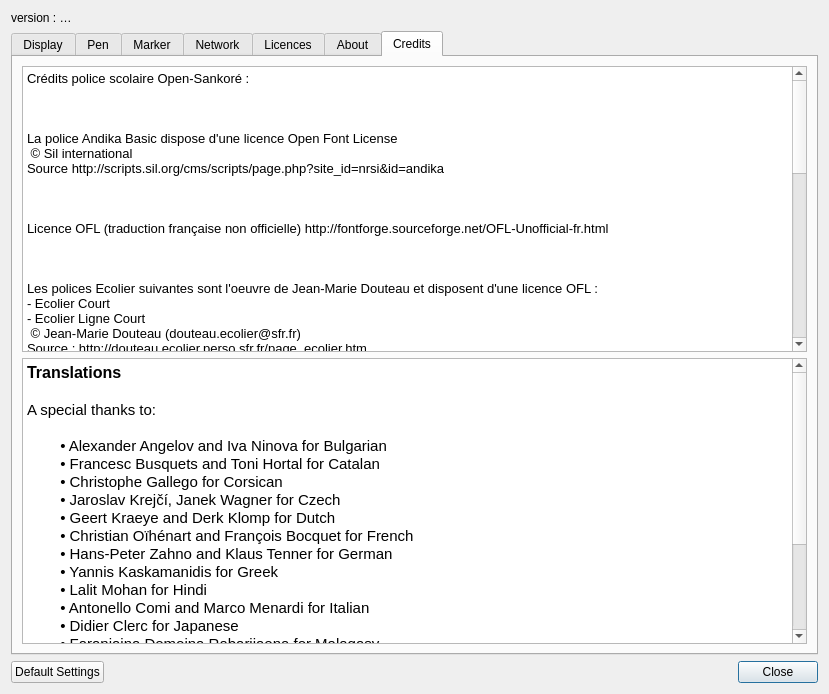
The window that resources/forms/preferences.ui (Sankore/Sankore-3.1) describes before a commit, drawn with Qt 5.
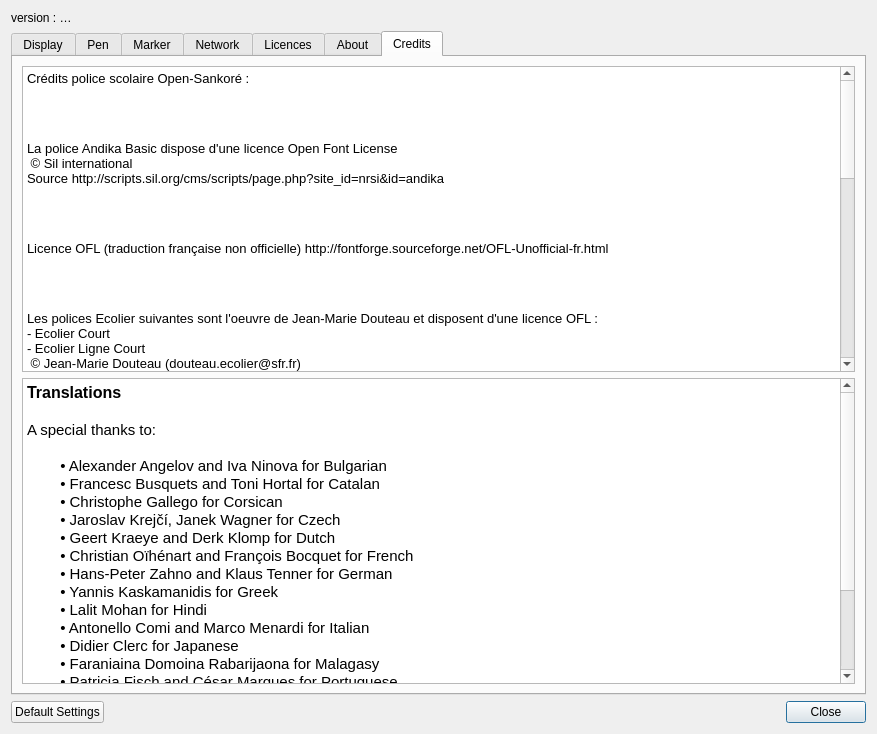
The same window after the commit. The open tabs and pages were chosen to show the change.

Commit message: updated release note and version on the about panel

The edit to the form file:
```diff
--- a/resources/forms/preferences.ui
+++ b/resources/forms/preferences.ui
@@ -6,8 +6,8 @@
    <rect>
     <x>0</x>
     <y>0</y>
-    <width>829</width>
-    <height>694</height>
+    <width>877</width>
+    <height>734</height>
    </rect>
   </property>
   <property name="windowTitle">
@@ -2630,52 +2630,52 @@
           <string notr="true">&lt;!DOCTYPE HTML PUBLIC &quot;-//W3C//DTD HTML 4.0//EN&quot; &quot;http://www.w3.org/TR/REC-html40/strict.dtd&quot;&gt;
 &lt;html&gt;&lt;head&gt;&lt;meta name=&quot;qrichtext&quot; content=&quot;1&quot; /&gt;&lt;style type=&quot;text/css&quot;&gt;
 p, li { white-space: pre-wrap; }
-&lt;/style&gt;&lt;/head&gt;&lt;body style=&quot; font-family:'Cantarell'; font-size:10pt; font-weight:400; font-style:normal;&quot;&gt;
-&lt;p style=&quot; margin-top:0px; margin-bottom:0px; margin-left:0px; margin-right:0px; -qt-block-indent:0; text-indent:0px;&quot;&gt;&lt;span style=&quot; font-family:'Ubuntu';&quot;&gt;Crédits police scolaire Open-Sankoré : &lt;/span&gt;&lt;/p&gt;
-&lt;p style=&quot;-qt-paragraph-type:empty; margin-top:0px; margin-bottom:0px; margin-left:0px; margin-right:0px; -qt-block-indent:0; text-indent:0px; font-family:'Ubuntu';&quot;&gt;&lt;br /&gt;&lt;/p&gt;
-&lt;p style=&quot; margin-top:0px; margin-bottom:0px; margin-left:0px; margin-right:0px; -qt-block-indent:0; text-indent:0px;&quot;&gt;&lt;span style=&quot; font-family:'Ubuntu';&quot;&gt;&lt;br /&gt;&lt;/span&gt;&lt;/p&gt;
-&lt;p style=&quot; margin-top:0px; margin-bottom:0px; margin-left:0px; margin-right:0px; -qt-block-indent:0; text-indent:0px;&quot;&gt;&lt;span style=&quot; font-family:'Ubuntu';&quot;&gt;La police Andika Basic dispose d'une licence Open Font License &lt;/span&gt;&lt;/p&gt;
-&lt;p style=&quot; margin-top:0px; margin-bottom:0px; margin-left:0px; margin-right:0px; -qt-block-indent:0; text-indent:0px;&quot;&gt;&lt;span style=&quot; font-family:'Ubuntu';&quot;&gt; © Sil international&lt;/span&gt;&lt;/p&gt;
-&lt;p style=&quot; margin-top:0px; margin-bottom:0px; margin-left:0px; margin-right:0px; -qt-block-indent:0; text-indent:0px;&quot;&gt;&lt;span style=&quot; font-family:'Ubuntu';&quot;&gt;Source http://scripts.sil.org/cms/scripts/page.php?site_id=nrsi&amp;amp;id=andika&lt;/span&gt;&lt;/p&gt;
-&lt;p style=&quot;-qt-paragraph-type:empty; margin-top:0px; margin-bottom:0px; margin-left:0px; margin-right:0px; -qt-block-indent:0; text-indent:0px; font-family:'Ubuntu';&quot;&gt;&lt;br /&gt;&lt;/p&gt;
-&lt;p style=&quot; margin-top:0px; margin-bottom:0px; margin-left:0px; margin-right:0px; -qt-block-indent:0; text-indent:0px;&quot;&gt;&lt;span style=&quot; font-family:'Ubuntu';&quot;&gt;&lt;br /&gt;&lt;/span&gt;&lt;/p&gt;
-&lt;p style=&quot; margin-top:0px; margin-bottom:0px; margin-left:0px; margin-right:0px; -qt-block-indent:0; text-indent:0px;&quot;&gt;&lt;span style=&quot; font-family:'Ubuntu';&quot;&gt;Licence OFL (traduction française non officielle) http://fontforge.sourceforge.net/OFL-Unofficial-fr.html&lt;/span&gt;&lt;/p&gt;
-&lt;p style=&quot;-qt-paragraph-type:empty; margin-top:0px; margin-bottom:0px; margin-left:0px; margin-right:0px; -qt-block-indent:0; text-indent:0px; font-family:'Ubuntu';&quot;&gt;&lt;br /&gt;&lt;/p&gt;
-&lt;p style=&quot; margin-top:0px; margin-bottom:0px; margin-left:0px; margin-right:0px; -qt-block-indent:0; text-indent:0px;&quot;&gt;&lt;span style=&quot; font-family:'Ubuntu';&quot;&gt;&lt;br /&gt;&lt;/span&gt;&lt;/p&gt;
-&lt;p style=&quot; margin-top:0px; margin-bottom:0px; margin-left:0px; margin-right:0px; -qt-block-indent:0; text-indent:0px;&quot;&gt;&lt;span style=&quot; font-family:'Ubuntu';&quot;&gt;Les polices Ecolier suivantes sont l'oeuvre de Jean-Marie Douteau et disposent d'une licence OFL : &lt;/span&gt;&lt;/p&gt;
-&lt;p style=&quot; margin-top:0px; margin-bottom:0px; margin-left:0px; margin-right:0px; -qt-block-indent:0; text-indent:0px;&quot;&gt;&lt;span style=&quot; font-family:'Ubuntu';&quot;&gt;- Ecolier Court &lt;/span&gt;&lt;/p&gt;
-&lt;p style=&quot; margin-top:0px; margin-bottom:0px; margin-left:0px; margin-right:0px; -qt-block-indent:0; text-indent:0px;&quot;&gt;&lt;span style=&quot; font-family:'Ubuntu';&quot;&gt;- Ecolier Ligne Court&lt;/span&gt;&lt;/p&gt;
-&lt;p style=&quot; margin-top:0px; margin-bottom:0px; margin-left:0px; margin-right:0px; -qt-block-indent:0; text-indent:0px;&quot;&gt;&lt;span style=&quot; font-family:'Ubuntu';&quot;&gt; © Jean-Marie Douteau (douteau.ecolier@sfr.fr)&lt;/span&gt;&lt;/p&gt;
-&lt;p style=&quot; margin-top:0px; margin-bottom:0px; margin-left:0px; margin-right:0px; -qt-block-indent:0; text-indent:0px;&quot;&gt;&lt;span style=&quot; font-family:'Ubuntu';&quot;&gt;Source : http://douteau.ecolier.perso.sfr.fr/page_ecolier.htm&lt;/span&gt;&lt;/p&gt;
-&lt;p style=&quot;-qt-paragraph-type:empty; margin-top:0px; margin-bottom:0px; margin-left:0px; margin-right:0px; -qt-block-indent:0; text-indent:0px; font-family:'Ubuntu';&quot;&gt;&lt;br /&gt;&lt;/p&gt;
-&lt;p style=&quot; margin-top:0px; margin-bottom:0px; margin-left:0px; margin-right:0px; -qt-block-indent:0; text-indent:0px;&quot;&gt;&lt;span style=&quot; font-family:'Ubuntu';&quot;&gt;&lt;br /&gt;&lt;/span&gt;&lt;/p&gt;
-&lt;p style=&quot; margin-top:0px; margin-bottom:0px; margin-left:0px; margin-right:0px; -qt-block-indent:0; text-indent:0px;&quot;&gt;&lt;span style=&quot; font-family:'Ubuntu';&quot;&gt;Les polices Ecolier suivantes sont l'oeuvre de Jean-Marie Douteau et disposent d'une licence Creative Commons BY NC ND :&lt;/span&gt;&lt;/p&gt;
-&lt;p style=&quot; margin-top:0px; margin-bottom:0px; margin-left:0px; margin-right:0px; -qt-block-indent:0; text-indent:0px;&quot;&gt;&lt;span style=&quot; font-family:'Ubuntu';&quot;&gt;- Ecolier lignes pointillés&lt;/span&gt;&lt;/p&gt;
-&lt;p style=&quot; margin-top:0px; margin-bottom:0px; margin-left:0px; margin-right:0px; -qt-block-indent:0; text-indent:0px;&quot;&gt;&lt;span style=&quot; font-family:'Ubuntu';&quot;&gt;- Écolier pointillés&lt;/span&gt;&lt;/p&gt;
-&lt;p style=&quot; margin-top:0px; margin-bottom:0px; margin-left:0px; margin-right:0px; -qt-block-indent:0; text-indent:0px;&quot;&gt;&lt;span style=&quot; font-family:'Ubuntu';&quot;&gt;- Écolier CP&lt;/span&gt;&lt;/p&gt;
-&lt;p style=&quot; margin-top:0px; margin-bottom:0px; margin-left:0px; margin-right:0px; -qt-block-indent:0; text-indent:0px;&quot;&gt;&lt;span style=&quot; font-family:'Ubuntu';&quot;&gt;- Écolier CP pointillés&lt;/span&gt;&lt;/p&gt;
-&lt;p style=&quot; margin-top:0px; margin-bottom:0px; margin-left:0px; margin-right:0px; -qt-block-indent:0; text-indent:0px;&quot;&gt;&lt;span style=&quot; font-family:'Ubuntu';&quot;&gt; © Jean-Marie Douteau (douteau.ecolier@sfr.fr)&lt;/span&gt;&lt;/p&gt;
-&lt;p style=&quot; margin-top:0px; margin-bottom:0px; margin-left:0px; margin-right:0px; -qt-block-indent:0; text-indent:0px;&quot;&gt;&lt;span style=&quot; font-family:'Ubuntu';&quot;&gt;Source : http://douteau.ecolier.perso.sfr.fr/page_ecolier.htm&lt;/span&gt;&lt;/p&gt;
-&lt;p style=&quot;-qt-paragraph-type:empty; margin-top:0px; margin-bottom:0px; margin-left:0px; margin-right:0px; -qt-block-indent:0; text-indent:0px; font-family:'Ubuntu';&quot;&gt;&lt;br /&gt;&lt;/p&gt;
-&lt;p style=&quot; margin-top:0px; margin-bottom:0px; margin-left:0px; margin-right:0px; -qt-block-indent:0; text-indent:0px;&quot;&gt;&lt;span style=&quot; font-family:'Ubuntu';&quot;&gt;&lt;br /&gt;&lt;/span&gt;&lt;/p&gt;
-&lt;p style=&quot; margin-top:0px; margin-bottom:0px; margin-left:0px; margin-right:0px; -qt-block-indent:0; text-indent:0px;&quot;&gt;&lt;span style=&quot; font-family:'Ubuntu';&quot;&gt;Les polices Cursive sont l'oeuvre d'Antoine Fetet (antoine.fetet@laposte.net) à partir d'une police proposée par Jean-Claude Gineau&lt;/span&gt;&lt;/p&gt;
-&lt;p style=&quot; margin-top:0px; margin-bottom:0px; margin-left:0px; margin-right:0px; -qt-block-indent:0; text-indent:0px;&quot;&gt;&lt;span style=&quot; font-family:'Ubuntu';&quot;&gt;Source : http://lps13.free.fr/contenu/construire/Cursive_standard.zip et http://fr.fontriver.com/font/gino_school_script/&lt;/span&gt;&lt;/p&gt;
-&lt;p style=&quot; margin-top:0px; margin-bottom:0px; margin-left:0px; margin-right:0px; -qt-block-indent:0; text-indent:0px;&quot;&gt;&lt;span style=&quot; font-family:'Ubuntu';&quot;&gt;L'auteur en autorise l'utilisation dans le cadre du logiciel open-Sankoré pour un usage non commercial&lt;/span&gt;&lt;/p&gt;
-&lt;p style=&quot;-qt-paragraph-type:empty; margin-top:0px; margin-bottom:0px; margin-left:0px; margin-right:0px; -qt-block-indent:0; text-indent:0px; font-family:'Ubuntu';&quot;&gt;&lt;br /&gt;&lt;/p&gt;
-&lt;p style=&quot; margin-top:0px; margin-bottom:0px; margin-left:0px; margin-right:0px; -qt-block-indent:0; text-indent:0px;&quot;&gt;&lt;span style=&quot; font-family:'Ubuntu';&quot;&gt;&lt;br /&gt;&lt;/span&gt;&lt;/p&gt;
-&lt;p style=&quot; margin-top:0px; margin-bottom:0px; margin-left:0px; margin-right:0px; -qt-block-indent:0; text-indent:0px;&quot;&gt;&lt;span style=&quot; font-family:'Ubuntu';&quot;&gt;Les polices Script (Ecole et CaseEcole) sont l'oeuvre d'Henri Rogelet&lt;/span&gt;&lt;/p&gt;
-&lt;p style=&quot; margin-top:0px; margin-bottom:0px; margin-left:0px; margin-right:0px; -qt-block-indent:0; text-indent:0px;&quot;&gt;&lt;span style=&quot; font-family:'Ubuntu';&quot;&gt;Source : http://pointecole.free.fr/polices/SCRIPTCO.zip&lt;/span&gt;&lt;/p&gt;
-&lt;p style=&quot; margin-top:0px; margin-bottom:0px; margin-left:0px; margin-right:0px; -qt-block-indent:0; text-indent:0px;&quot;&gt;&lt;span style=&quot; font-family:'Ubuntu';&quot;&gt;Source : http://pointecole.free.fr/polices/SCRIPTCA.zip&lt;/span&gt;&lt;/p&gt;
-&lt;p style=&quot; margin-top:0px; margin-bottom:0px; margin-left:0px; margin-right:0px; -qt-block-indent:0; text-indent:0px;&quot;&gt;&lt;span style=&quot; font-family:'Ubuntu';&quot;&gt; © Henri Rogelet &amp;lt;h.rogelet@free.fr&amp;gt;&lt;/span&gt;&lt;/p&gt;
-&lt;p style=&quot; margin-top:0px; margin-bottom:0px; margin-left:0px; margin-right:0px; -qt-block-indent:0; text-indent:0px;&quot;&gt;&lt;span style=&quot; font-family:'Ubuntu';&quot;&gt;Autorisation pour un usage non commercial&lt;/span&gt;&lt;/p&gt;
-&lt;p style=&quot; margin-top:0px; margin-bottom:0px; margin-left:0px; margin-right:0px; -qt-block-indent:0; text-indent:0px;&quot;&gt;&lt;span style=&quot; font-family:'Ubuntu';&quot;&gt;Source : http://pointecole.free.fr/polices.html&lt;/span&gt;&lt;/p&gt;
-&lt;p style=&quot;-qt-paragraph-type:empty; margin-top:0px; margin-bottom:0px; margin-left:0px; margin-right:0px; -qt-block-indent:0; text-indent:0px; font-family:'Ubuntu';&quot;&gt;&lt;br /&gt;&lt;/p&gt;
-&lt;p style=&quot; margin-top:0px; margin-bottom:0px; margin-left:0px; margin-right:0px; -qt-block-indent:0; text-indent:0px;&quot;&gt;&lt;span style=&quot; font-family:'Ubuntu';&quot;&gt;&lt;br /&gt;&lt;/span&gt;&lt;/p&gt;
-&lt;p style=&quot; margin-top:0px; margin-bottom:0px; margin-left:0px; margin-right:0px; -qt-block-indent:0; text-indent:0px;&quot;&gt;&lt;span style=&quot; font-family:'Ubuntu';&quot;&gt;La police phonétique, Alphonet est l'oeuvre d'Henri Rogelet&lt;/span&gt;&lt;/p&gt;
-&lt;p style=&quot; margin-top:0px; margin-bottom:0px; margin-left:0px; margin-right:0px; -qt-block-indent:0; text-indent:0px;&quot;&gt;&lt;span style=&quot; font-family:'Ubuntu';&quot;&gt;Source : http://pointecole.free.fr/polices/ALPHONET.zip&lt;/span&gt;&lt;/p&gt;
-&lt;p style=&quot; margin-top:0px; margin-bottom:0px; margin-left:0px; margin-right:0px; -qt-block-indent:0; text-indent:0px;&quot;&gt;&lt;span style=&quot; font-family:'Ubuntu';&quot;&gt; © Henri Rogelet &amp;lt;h.rogelet@free.fr&amp;gt;&lt;/span&gt;&lt;/p&gt;
-&lt;p style=&quot; margin-top:0px; margin-bottom:0px; margin-left:0px; margin-right:0px; -qt-block-indent:0; text-indent:0px;&quot;&gt;&lt;span style=&quot; font-family:'Ubuntu';&quot;&gt;Autorisation pour un usage non commercial&lt;/span&gt;&lt;/p&gt;
-&lt;p style=&quot; margin-top:0px; margin-bottom:0px; margin-left:0px; margin-right:0px; -qt-block-indent:0; text-indent:0px;&quot;&gt;&lt;span style=&quot; font-family:'Ubuntu';&quot;&gt;Source : http://pointecole.free.fr/polices.html&lt;/span&gt;&lt;/p&gt;&lt;/body&gt;&lt;/html&gt;</string>
+&lt;/style&gt;&lt;/head&gt;&lt;body style=&quot; font-family:'Lucida Grande'; font-size:13pt; font-weight:400; font-style:normal;&quot;&gt;
+&lt;p style=&quot; margin-top:0px; margin-bottom:0px; margin-left:0px; margin-right:0px; -qt-block-indent:0; text-indent:0px;&quot;&gt;&lt;span style=&quot; font-family:'Ubuntu'; font-size:10pt;&quot;&gt;Crédits police scolaire Open-Sankoré : &lt;/span&gt;&lt;/p&gt;
+&lt;p style=&quot;-qt-paragraph-type:empty; margin-top:0px; margin-bottom:0px; margin-left:0px; margin-right:0px; -qt-block-indent:0; text-indent:0px; font-family:'Ubuntu'; font-size:10pt;&quot;&gt;&lt;br /&gt;&lt;/p&gt;
+&lt;p style=&quot; margin-top:0px; margin-bottom:0px; margin-left:0px; margin-right:0px; -qt-block-indent:0; text-indent:0px;&quot;&gt;&lt;span style=&quot; font-family:'Ubuntu'; font-size:10pt;&quot;&gt;&lt;br /&gt;&lt;/span&gt;&lt;/p&gt;
+&lt;p style=&quot; margin-top:0px; margin-bottom:0px; margin-left:0px; margin-right:0px; -qt-block-indent:0; text-indent:0px;&quot;&gt;&lt;span style=&quot; font-family:'Ubuntu'; font-size:10pt;&quot;&gt;La police Andika Basic dispose d'une licence Open Font License &lt;/span&gt;&lt;/p&gt;
+&lt;p style=&quot; margin-top:0px; margin-bottom:0px; margin-left:0px; margin-right:0px; -qt-block-indent:0; text-indent:0px;&quot;&gt;&lt;span style=&quot; font-family:'Ubuntu'; font-size:10pt;&quot;&gt; © Sil international&lt;/span&gt;&lt;/p&gt;
+&lt;p style=&quot; margin-top:0px; margin-bottom:0px; margin-left:0px; margin-right:0px; -qt-block-indent:0; text-indent:0px;&quot;&gt;&lt;span style=&quot; font-family:'Ubuntu'; font-size:10pt;&quot;&gt;Source http://scripts.sil.org/cms/scripts/page.php?site_id=nrsi&amp;amp;id=andika&lt;/span&gt;&lt;/p&gt;
+&lt;p style=&quot;-qt-paragraph-type:empty; margin-top:0px; margin-bottom:0px; margin-left:0px; margin-right:0px; -qt-block-indent:0; text-indent:0px; font-family:'Ubuntu'; font-size:10pt;&quot;&gt;&lt;br /&gt;&lt;/p&gt;
+&lt;p style=&quot; margin-top:0px; margin-bottom:0px; margin-left:0px; margin-right:0px; -qt-block-indent:0; text-indent:0px;&quot;&gt;&lt;span style=&quot; font-family:'Ubuntu'; font-size:10pt;&quot;&gt;&lt;br /&gt;&lt;/span&gt;&lt;/p&gt;
+&lt;p style=&quot; margin-top:0px; margin-bottom:0px; margin-left:0px; margin-right:0px; -qt-block-indent:0; text-indent:0px;&quot;&gt;&lt;span style=&quot; font-family:'Ubuntu'; font-size:10pt;&quot;&gt;Licence OFL (traduction française non officielle) http://fontforge.sourceforge.net/OFL-Unofficial-fr.html&lt;/span&gt;&lt;/p&gt;
+&lt;p style=&quot;-qt-paragraph-type:empty; margin-top:0px; margin-bottom:0px; margin-left:0px; margin-right:0px; -qt-block-indent:0; text-indent:0px; font-family:'Ubuntu'; font-size:10pt;&quot;&gt;&lt;br /&gt;&lt;/p&gt;
+&lt;p style=&quot; margin-top:0px; margin-bottom:0px; margin-left:0px; margin-right:0px; -qt-block-indent:0; text-indent:0px;&quot;&gt;&lt;span style=&quot; font-family:'Ubuntu'; font-size:10pt;&quot;&gt;&lt;br /&gt;&lt;/span&gt;&lt;/p&gt;
+&lt;p style=&quot; margin-top:0px; margin-bottom:0px; margin-left:0px; margin-right:0px; -qt-block-indent:0; text-indent:0px;&quot;&gt;&lt;span style=&quot; font-family:'Ubuntu'; font-size:10pt;&quot;&gt;Les polices Ecolier suivantes sont l'oeuvre de Jean-Marie Douteau et disposent d'une licence OFL : &lt;/span&gt;&lt;/p&gt;
+&lt;p style=&quot; margin-top:0px; margin-bottom:0px; margin-left:0px; margin-right:0px; -qt-block-indent:0; text-indent:0px;&quot;&gt;&lt;span style=&quot; font-family:'Ubuntu'; font-size:10pt;&quot;&gt;- Ecolier Court &lt;/span&gt;&lt;/p&gt;
+&lt;p style=&quot; margin-top:0px; margin-bottom:0px; margin-left:0px; margin-right:0px; -qt-block-indent:0; text-indent:0px;&quot;&gt;&lt;span style=&quot; font-family:'Ubuntu'; font-size:10pt;&quot;&gt;- Ecolier Ligne Court&lt;/span&gt;&lt;/p&gt;
+&lt;p style=&quot; margin-top:0px; margin-bottom:0px; margin-left:0px; margin-right:0px; -qt-block-indent:0; text-indent:0px;&quot;&gt;&lt;span style=&quot; font-family:'Ubuntu'; font-size:10pt;&quot;&gt; © Jean-Marie Douteau (douteau.ecolier@sfr.fr)&lt;/span&gt;&lt;/p&gt;
+&lt;p style=&quot; margin-top:0px; margin-bottom:0px; margin-left:0px; margin-right:0px; -qt-block-indent:0; text-indent:0px;&quot;&gt;&lt;span style=&quot; font-family:'Ubuntu'; font-size:10pt;&quot;&gt;Source : http://douteau.ecolier.perso.sfr.fr/page_ecolier.htm&lt;/span&gt;&lt;/p&gt;
+&lt;p style=&quot;-qt-paragraph-type:empty; margin-top:0px; margin-bottom:0px; margin-left:0px; margin-right:0px; -qt-block-indent:0; text-indent:0px; font-family:'Ubuntu'; font-size:10pt;&quot;&gt;&lt;br /&gt;&lt;/p&gt;
+&lt;p style=&quot; margin-top:0px; margin-bottom:0px; margin-left:0px; margin-right:0px; -qt-block-indent:0; text-indent:0px;&quot;&gt;&lt;span style=&quot; font-family:'Ubuntu'; font-size:10pt;&quot;&gt;&lt;br /&gt;&lt;/span&gt;&lt;/p&gt;
+&lt;p style=&quot; margin-top:0px; margin-bottom:0px; margin-left:0px; margin-right:0px; -qt-block-indent:0; text-indent:0px;&quot;&gt;&lt;span style=&quot; font-family:'Ubuntu'; font-size:10pt;&quot;&gt;Les polices Ecolier suivantes sont l'oeuvre de Jean-Marie Douteau et disposent d'une licence Creative Commons BY NC ND :&lt;/span&gt;&lt;/p&gt;
+&lt;p style=&quot; margin-top:0px; margin-bottom:0px; margin-left:0px; margin-right:0px; -qt-block-indent:0; text-indent:0px;&quot;&gt;&lt;span style=&quot; font-family:'Ubuntu'; font-size:10pt;&quot;&gt;- Ecolier lignes pointillés&lt;/span&gt;&lt;/p&gt;
+&lt;p style=&quot; margin-top:0px; margin-bottom:0px; margin-left:0px; margin-right:0px; -qt-block-indent:0; text-indent:0px;&quot;&gt;&lt;span style=&quot; font-family:'Ubuntu'; font-size:10pt;&quot;&gt;- Écolier pointillés&lt;/span&gt;&lt;/p&gt;
+&lt;p style=&quot; margin-top:0px; margin-bottom:0px; margin-left:0px; margin-right:0px; -qt-block-indent:0; text-indent:0px;&quot;&gt;&lt;span style=&quot; font-family:'Ubuntu'; font-size:10pt;&quot;&gt;- Écolier CP&lt;/span&gt;&lt;/p&gt;
+&lt;p style=&quot; margin-top:0px; margin-bottom:0px; margin-left:0px; margin-right:0px; -qt-block-indent:0; text-indent:0px;&quot;&gt;&lt;span style=&quot; font-family:'Ubuntu'; font-size:10pt;&quot;&gt;- Écolier CP pointillés&lt;/span&gt;&lt;/p&gt;
+&lt;p style=&quot; margin-top:0px; margin-bottom:0px; margin-left:0px; margin-right:0px; -qt-block-indent:0; text-indent:0px;&quot;&gt;&lt;span style=&quot; font-family:'Ubuntu'; font-size:10pt;&quot;&gt; © Jean-Marie Douteau (douteau.ecolier@sfr.fr)&lt;/span&gt;&lt;/p&gt;
+&lt;p style=&quot; margin-top:0px; margin-bottom:0px; margin-left:0px; margin-right:0px; -qt-block-indent:0; text-indent:0px;&quot;&gt;&lt;span style=&quot; font-family:'Ubuntu'; font-size:10pt;&quot;&gt;Source : http://douteau.ecolier.perso.sfr.fr/page_ecolier.htm&lt;/span&gt;&lt;/p&gt;
+&lt;p style=&quot;-qt-paragraph-type:empty; margin-top:0px; margin-bottom:0px; margin-left:0px; margin-right:0px; -qt-block-indent:0; text-indent:0px; font-family:'Ubuntu'; font-size:10pt;&quot;&gt;&lt;br /&gt;&lt;/p&gt;
+&lt;p style=&quot; margin-top:0px; margin-bottom:0px; margin-left:0px; margin-right:0px; -qt-block-indent:0; text-indent:0px;&quot;&gt;&lt;span style=&quot; font-family:'Ubuntu'; font-size:10pt;&quot;&gt;&lt;br /&gt;&lt;/span&gt;&lt;/p&gt;
+&lt;p style=&quot; margin-top:0px; margin-bottom:0px; margin-left:0px; margin-right:0px; -qt-block-indent:0; text-indent:0px;&quot;&gt;&lt;span style=&quot; font-family:'Ubuntu'; font-size:10pt;&quot;&gt;Les polices Cursive sont l'oeuvre d'Antoine Fetet (antoine.fetet@laposte.net) à partir d'une police proposée par Jean-Claude Gineau&lt;/span&gt;&lt;/p&gt;
+&lt;p style=&quot; margin-top:0px; margin-bottom:0px; margin-left:0px; margin-right:0px; -qt-block-indent:0; text-indent:0px;&quot;&gt;&lt;span style=&quot; font-family:'Ubuntu'; font-size:10pt;&quot;&gt;Source : http://lps13.free.fr/contenu/construire/Cursive_standard.zip et http://fr.fontriver.com/font/gino_school_script/&lt;/span&gt;&lt;/p&gt;
+&lt;p style=&quot; margin-top:0px; margin-bottom:0px; margin-left:0px; margin-right:0px; -qt-block-indent:0; text-indent:0px;&quot;&gt;&lt;span style=&quot; font-family:'Ubuntu'; font-size:10pt;&quot;&gt;L'auteur en autorise l'utilisation dans le cadre du logiciel open-Sankoré pour un usage non commercial&lt;/span&gt;&lt;/p&gt;
+&lt;p style=&quot;-qt-paragraph-type:empty; margin-top:0px; margin-bottom:0px; margin-left:0px; margin-right:0px; -qt-block-indent:0; text-indent:0px; font-family:'Ubuntu'; font-size:10pt;&quot;&gt;&lt;br /&gt;&lt;/p&gt;
+&lt;p style=&quot; margin-top:0px; margin-bottom:0px; margin-left:0px; margin-right:0px; -qt-block-indent:0; text-indent:0px;&quot;&gt;&lt;span style=&quot; font-family:'Ubuntu'; font-size:10pt;&quot;&gt;&lt;br /&gt;&lt;/span&gt;&lt;/p&gt;
+&lt;p style=&quot; margin-top:0px; margin-bottom:0px; margin-left:0px; margin-right:0px; -qt-block-indent:0; text-indent:0px;&quot;&gt;&lt;span style=&quot; font-family:'Ubuntu'; font-size:10pt;&quot;&gt;Les polices Script (Ecole et CaseEcole) sont l'oeuvre d'Henri Rogelet&lt;/span&gt;&lt;/p&gt;
+&lt;p style=&quot; margin-top:0px; margin-bottom:0px; margin-left:0px; margin-right:0px; -qt-block-indent:0; text-indent:0px;&quot;&gt;&lt;span style=&quot; font-family:'Ubuntu'; font-size:10pt;&quot;&gt;Source : http://pointecole.free.fr/polices/SCRIPTCO.zip&lt;/span&gt;&lt;/p&gt;
+&lt;p style=&quot; margin-top:0px; margin-bottom:0px; margin-left:0px; margin-right:0px; -qt-block-indent:0; text-indent:0px;&quot;&gt;&lt;span style=&quot; font-family:'Ubuntu'; font-size:10pt;&quot;&gt;Source : http://pointecole.free.fr/polices/SCRIPTCA.zip&lt;/span&gt;&lt;/p&gt;
+&lt;p style=&quot; margin-top:0px; margin-bottom:0px; margin-left:0px; margin-right:0px; -qt-block-indent:0; text-indent:0px;&quot;&gt;&lt;span style=&quot; font-family:'Ubuntu'; font-size:10pt;&quot;&gt; © Henri Rogelet &amp;lt;h.rogelet@free.fr&amp;gt;&lt;/span&gt;&lt;/p&gt;
+&lt;p style=&quot; margin-top:0px; margin-bottom:0px; margin-left:0px; margin-right:0px; -qt-block-indent:0; text-indent:0px;&quot;&gt;&lt;span style=&quot; font-family:'Ubuntu'; font-size:10pt;&quot;&gt;Autorisation pour un usage non commercial&lt;/span&gt;&lt;/p&gt;
+&lt;p style=&quot; margin-top:0px; margin-bottom:0px; margin-left:0px; margin-right:0px; -qt-block-indent:0; text-indent:0px;&quot;&gt;&lt;span style=&quot; font-family:'Ubuntu'; font-size:10pt;&quot;&gt;Source : http://pointecole.free.fr/polices.html&lt;/span&gt;&lt;/p&gt;
+&lt;p style=&quot;-qt-paragraph-type:empty; margin-top:0px; margin-bottom:0px; margin-left:0px; margin-right:0px; -qt-block-indent:0; text-indent:0px; font-family:'Ubuntu'; font-size:10pt;&quot;&gt;&lt;br /&gt;&lt;/p&gt;
+&lt;p style=&quot; margin-top:0px; margin-bottom:0px; margin-left:0px; margin-right:0px; -qt-block-indent:0; text-indent:0px;&quot;&gt;&lt;span style=&quot; font-family:'Ubuntu'; font-size:10pt;&quot;&gt;&lt;br /&gt;&lt;/span&gt;&lt;/p&gt;
+&lt;p style=&quot; margin-top:0px; margin-bottom:0px; margin-left:0px; margin-right:0px; -qt-block-indent:0; text-indent:0px;&quot;&gt;&lt;span style=&quot; font-family:'Ubuntu'; font-size:10pt;&quot;&gt;La police phonétique, Alphonet est l'oeuvre d'Henri Rogelet&lt;/span&gt;&lt;/p&gt;
+&lt;p style=&quot; margin-top:0px; margin-bottom:0px; margin-left:0px; margin-right:0px; -qt-block-indent:0; text-indent:0px;&quot;&gt;&lt;span style=&quot; font-family:'Ubuntu'; font-size:10pt;&quot;&gt;Source : http://pointecole.free.fr/polices/ALPHONET.zip&lt;/span&gt;&lt;/p&gt;
+&lt;p style=&quot; margin-top:0px; margin-bottom:0px; margin-left:0px; margin-right:0px; -qt-block-indent:0; text-indent:0px;&quot;&gt;&lt;span style=&quot; font-family:'Ubuntu'; font-size:10pt;&quot;&gt; © Henri Rogelet &amp;lt;h.rogelet@free.fr&amp;gt;&lt;/span&gt;&lt;/p&gt;
+&lt;p style=&quot; margin-top:0px; margin-bottom:0px; margin-left:0px; margin-right:0px; -qt-block-indent:0; text-indent:0px;&quot;&gt;&lt;span style=&quot; font-family:'Ubuntu'; font-size:10pt;&quot;&gt;Autorisation pour un usage non commercial&lt;/span&gt;&lt;/p&gt;
+&lt;p style=&quot; margin-top:0px; margin-bottom:0px; margin-left:0px; margin-right:0px; -qt-block-indent:0; text-indent:0px;&quot;&gt;&lt;span style=&quot; font-family:'Ubuntu'; font-size:10pt;&quot;&gt;Source : http://pointecole.free.fr/polices.html&lt;/span&gt;&lt;/p&gt;&lt;/body&gt;&lt;/html&gt;</string>
          </property>
          <property name="textInteractionFlags">
           <set>Qt::TextSelectableByKeyboard|Qt::TextSelectableByMouse</set>
@@ -2697,30 +2697,30 @@
           <string>&lt;!DOCTYPE HTML PUBLIC &quot;-//W3C//DTD HTML 4.0//EN&quot; &quot;http://www.w3.org/TR/REC-html40/strict.dtd&quot;&gt;
 &lt;html&gt;&lt;head&gt;&lt;meta name=&quot;qrichtext&quot; content=&quot;1&quot; /&gt;&lt;style type=&quot;text/css&quot;&gt;
 p, li { white-space: pre-wrap; }
-&lt;/style&gt;&lt;/head&gt;&lt;body style=&quot; font-family:'Cantarell'; font-size:10pt; font-weight:400; font-style:normal;&quot;&gt;
-&lt;p style=&quot; margin-top:0px; margin-bottom:0px; margin-left:0px; margin-right:0px; -qt-block-indent:0; text-indent:0px;&quot;&gt;&lt;span style=&quot; font-size:12pt; font-weight:600;&quot;&gt;Translations&lt;/span&gt;&lt;/p&gt;
-&lt;p style=&quot;-qt-paragraph-type:empty; margin-top:0px; margin-bottom:0px; margin-left:0px; margin-right:0px; -qt-block-indent:0; text-indent:0px; font-size:12pt; font-weight:600;&quot;&gt;&lt;br /&gt;&lt;/p&gt;
-&lt;p style=&quot; margin-top:0px; margin-bottom:0px; margin-left:0px; margin-right:0px; -qt-block-indent:0; text-indent:0px;&quot;&gt;&lt;span style=&quot; font-size:11pt;&quot;&gt;A special thanks to:&lt;/span&gt;&lt;/p&gt;
-&lt;p style=&quot;-qt-paragraph-type:empty; margin-top:0px; margin-bottom:0px; margin-left:0px; margin-right:0px; -qt-block-indent:0; text-indent:0px; font-size:11pt;&quot;&gt;&lt;br /&gt;&lt;/p&gt;
-&lt;p style=&quot; margin-top:0px; margin-bottom:0px; margin-left:0px; margin-right:0px; -qt-block-indent:0; text-indent:0px;&quot;&gt;&lt;span style=&quot; font-size:11pt;&quot;&gt;        • Alexander Angelov and Iva Ninova for Bulgarian&lt;/span&gt;&lt;/p&gt;
-&lt;p style=&quot; margin-top:0px; margin-bottom:0px; margin-left:0px; margin-right:0px; -qt-block-indent:0; text-indent:0px;&quot;&gt;&lt;span style=&quot; font-size:11pt;&quot;&gt;        • Francesc Busquets and Toni Hortal for Catalan&lt;/span&gt;&lt;/p&gt;
-&lt;p style=&quot; margin-top:0px; margin-bottom:0px; margin-left:0px; margin-right:0px; -qt-block-indent:0; text-indent:0px;&quot;&gt;&lt;span style=&quot; font-size:11pt;&quot;&gt;        • Christophe Gallego for Corsican&lt;/span&gt;&lt;/p&gt;
-&lt;p style=&quot; margin-top:0px; margin-bottom:0px; margin-left:0px; margin-right:0px; -qt-block-indent:0; text-indent:0px;&quot;&gt;&lt;span style=&quot; font-size:11pt;&quot;&gt;        • Jaroslav Krejčí, Janek Wagner for Czech&lt;/span&gt;&lt;/p&gt;
-&lt;p style=&quot; margin-top:0px; margin-bottom:0px; margin-left:0px; margin-right:0px; -qt-block-indent:0; text-indent:0px;&quot;&gt;&lt;span style=&quot; font-size:11pt;&quot;&gt;        • Geert Kraeye and Derk Klomp for Dutch&lt;/span&gt;&lt;/p&gt;
-&lt;p style=&quot; margin-top:0px; margin-bottom:0px; margin-left:0px; margin-right:0px; -qt-block-indent:0; text-indent:0px;&quot;&gt;&lt;span style=&quot; font-size:11pt;&quot;&gt;        • Christian Oïhénart and François Bocquet for French&lt;/span&gt;&lt;/p&gt;
-&lt;p style=&quot; margin-top:0px; margin-bottom:0px; margin-left:0px; margin-right:0px; -qt-block-indent:0; text-indent:0px;&quot;&gt;&lt;span style=&quot; font-size:11pt;&quot;&gt;        • Hans-Peter Zahno and Klaus Tenner for German&lt;/span&gt;&lt;/p&gt;
-&lt;p style=&quot; margin-top:0px; margin-bottom:0px; margin-left:0px; margin-right:0px; -qt-block-indent:0; text-indent:0px;&quot;&gt;&lt;span style=&quot; font-size:11pt;&quot;&gt;        • Yannis Kaskamanidis for Greek&lt;/span&gt;&lt;/p&gt;
-&lt;p style=&quot; margin-top:0px; margin-bottom:0px; margin-left:0px; margin-right:0px; -qt-block-indent:0; text-indent:0px;&quot;&gt;&lt;span style=&quot; font-size:11pt;&quot;&gt;        • Lalit Mohan for Hindi&lt;/span&gt;&lt;/p&gt;
-&lt;p style=&quot; margin-top:0px; margin-bottom:0px; margin-left:0px; margin-right:0px; -qt-block-indent:0; text-indent:0px;&quot;&gt;&lt;span style=&quot; font-size:11pt;&quot;&gt;        • Antonello Comi and Marco Menardi for Italian&lt;/span&gt;&lt;/p&gt;
-&lt;p style=&quot; margin-top:0px; margin-bottom:0px; margin-left:0px; margin-right:0px; -qt-block-indent:0; text-indent:0px;&quot;&gt;&lt;span style=&quot; font-size:11pt;&quot;&gt;        • Didier Clerc for Japanese&lt;/span&gt;&lt;/p&gt;
-&lt;p style=&quot; margin-top:0px; margin-bottom:0px; margin-left:0px; margin-right:0px; -qt-block-indent:0; text-indent:0px;&quot;&gt;&lt;span style=&quot; font-size:11pt;&quot;&gt;        • Faraniaina Domoina Rabarijaona for Malagasy&lt;/span&gt;&lt;/p&gt;
-&lt;p style=&quot; margin-top:0px; margin-bottom:0px; margin-left:0px; margin-right:0px; -qt-block-indent:0; text-indent:0px;&quot;&gt;&lt;span style=&quot; font-size:11pt;&quot;&gt;        • Patricia Fisch and César Marques for Portuguese&lt;/span&gt;&lt;/p&gt;
-&lt;p style=&quot; margin-top:0px; margin-bottom:0px; margin-left:0px; margin-right:0px; -qt-block-indent:0; text-indent:0px;&quot;&gt;&lt;span style=&quot; font-size:11pt;&quot;&gt;        • Ilia Ryabokon for Russian&lt;/span&gt;&lt;/p&gt;
-&lt;p style=&quot; margin-top:0px; margin-bottom:0px; margin-left:0px; margin-right:0px; -qt-block-indent:0; text-indent:0px;&quot;&gt;&lt;span style=&quot; font-size:11pt;&quot;&gt;        • Anki Chen for Traditional Chinese&lt;/span&gt;&lt;/p&gt;
-&lt;p style=&quot; margin-top:0px; margin-bottom:0px; margin-left:0px; margin-right:0px; -qt-block-indent:0; text-indent:0px;&quot;&gt;&lt;span style=&quot; font-size:11pt;&quot;&gt;        • Jaroslav Ryník for Slovak&lt;/span&gt;&lt;/p&gt;
-&lt;p style=&quot; margin-top:0px; margin-bottom:0px; margin-left:0px; margin-right:0px; -qt-block-indent:0; text-indent:0px;&quot;&gt;&lt;span style=&quot; font-size:11pt;&quot;&gt;        • Dorian Fuentes and Juan José Gutiérrez Aparicio for Spanish&lt;/span&gt;&lt;/p&gt;
-&lt;p style=&quot; margin-top:0px; margin-bottom:0px; margin-left:0px; margin-right:0px; -qt-block-indent:0; text-indent:0px;&quot;&gt;&lt;span style=&quot; font-size:11pt;&quot;&gt;        • Ferhat Ozkasgarli for Turkish&lt;/span&gt;&lt;/p&gt;
-&lt;p style=&quot; margin-top:0px; margin-bottom:0px; margin-left:0px; margin-right:0px; -qt-block-indent:0; text-indent:0px;&quot;&gt;&lt;span style=&quot; font-size:11pt;&quot;&gt;        • Ana Feito and Enrique Fernandez for Galician&lt;/span&gt;&lt;/p&gt;&lt;/body&gt;&lt;/html&gt;</string>
+&lt;/style&gt;&lt;/head&gt;&lt;body style=&quot; font-family:'Lucida Grande'; font-size:13pt; font-weight:400; font-style:normal;&quot;&gt;
+&lt;p style=&quot; margin-top:0px; margin-bottom:0px; margin-left:0px; margin-right:0px; -qt-block-indent:0; text-indent:0px;&quot;&gt;&lt;span style=&quot; font-family:'Cantarell'; font-size:12pt; font-weight:600;&quot;&gt;Translations&lt;/span&gt;&lt;/p&gt;
+&lt;p style=&quot;-qt-paragraph-type:empty; margin-top:0px; margin-bottom:0px; margin-left:0px; margin-right:0px; -qt-block-indent:0; text-indent:0px; font-family:'Cantarell'; font-size:12pt; font-weight:600;&quot;&gt;&lt;br /&gt;&lt;/p&gt;
+&lt;p style=&quot; margin-top:0px; margin-bottom:0px; margin-left:0px; margin-right:0px; -qt-block-indent:0; text-indent:0px;&quot;&gt;&lt;span style=&quot; font-family:'Cantarell'; font-size:11pt;&quot;&gt;A special thanks to:&lt;/span&gt;&lt;/p&gt;
+&lt;p style=&quot;-qt-paragraph-type:empty; margin-top:0px; margin-bottom:0px; margin-left:0px; margin-right:0px; -qt-block-indent:0; text-indent:0px; font-family:'Cantarell'; font-size:11pt;&quot;&gt;&lt;br /&gt;&lt;/p&gt;
+&lt;p style=&quot; margin-top:0px; margin-bottom:0px; margin-left:0px; margin-right:0px; -qt-block-indent:0; text-indent:0px;&quot;&gt;&lt;span style=&quot; font-family:'Cantarell'; font-size:11pt;&quot;&gt;        • Alexander Angelov and Iva Ninova for Bulgarian&lt;/span&gt;&lt;/p&gt;
+&lt;p style=&quot; margin-top:0px; margin-bottom:0px; margin-left:0px; margin-right:0px; -qt-block-indent:0; text-indent:0px;&quot;&gt;&lt;span style=&quot; font-family:'Cantarell'; font-size:11pt;&quot;&gt;        • Francesc Busquets and Toni Hortal for Catalan&lt;/span&gt;&lt;/p&gt;
+&lt;p style=&quot; margin-top:0px; margin-bottom:0px; margin-left:0px; margin-right:0px; -qt-block-indent:0; text-indent:0px;&quot;&gt;&lt;span style=&quot; font-family:'Cantarell'; font-size:11pt;&quot;&gt;        • Christophe Gallego for Corsican&lt;/span&gt;&lt;/p&gt;
+&lt;p style=&quot; margin-top:0px; margin-bottom:0px; margin-left:0px; margin-right:0px; -qt-block-indent:0; text-indent:0px;&quot;&gt;&lt;span style=&quot; font-family:'Cantarell'; font-size:11pt;&quot;&gt;        • Jaroslav Krejčí, Janek Wagner for Czech&lt;/span&gt;&lt;/p&gt;
+&lt;p style=&quot; margin-top:0px; margin-bottom:0px; margin-left:0px; margin-right:0px; -qt-block-indent:0; text-indent:0px;&quot;&gt;&lt;span style=&quot; font-family:'Cantarell'; font-size:11pt;&quot;&gt;        • Geert Kraeye and Derk Klomp for Dutch&lt;/span&gt;&lt;/p&gt;
+&lt;p style=&quot; margin-top:0px; margin-bottom:0px; margin-left:0px; margin-right:0px; -qt-block-indent:0; text-indent:0px;&quot;&gt;&lt;span style=&quot; font-family:'Cantarell'; font-size:11pt;&quot;&gt;        • Christian Oïhénart and François Bocquet for French&lt;/span&gt;&lt;/p&gt;
+&lt;p style=&quot; margin-top:0px; margin-bottom:0px; margin-left:0px; margin-right:0px; -qt-block-indent:0; text-indent:0px;&quot;&gt;&lt;span style=&quot; font-family:'Cantarell'; font-size:11pt;&quot;&gt;        • Hans-Peter Zahno and Klaus Tenner for German&lt;/span&gt;&lt;/p&gt;
+&lt;p style=&quot; margin-top:0px; margin-bottom:0px; margin-left:0px; margin-right:0px; -qt-block-indent:0; text-indent:0px;&quot;&gt;&lt;span style=&quot; font-family:'Cantarell'; font-size:11pt;&quot;&gt;        • Yannis Kaskamanidis for Greek&lt;/span&gt;&lt;/p&gt;
+&lt;p style=&quot; margin-top:0px; margin-bottom:0px; margin-left:0px; margin-right:0px; -qt-block-indent:0; text-indent:0px;&quot;&gt;&lt;span style=&quot; font-family:'Cantarell'; font-size:11pt;&quot;&gt;        • Lalit Mohan for Hindi&lt;/span&gt;&lt;/p&gt;
+&lt;p style=&quot; margin-top:0px; margin-bottom:0px; margin-left:0px; margin-right:0px; -qt-block-indent:0; text-indent:0px;&quot;&gt;&lt;span style=&quot; font-family:'Cantarell'; font-size:11pt;&quot;&gt;        • Antonello Comi and Marco Menardi for Italian&lt;/span&gt;&lt;/p&gt;
+&lt;p style=&quot; margin-top:0px; margin-bottom:0px; margin-left:0px; margin-right:0px; -qt-block-indent:0; text-indent:0px;&quot;&gt;&lt;span style=&quot; font-family:'Cantarell'; font-size:11pt;&quot;&gt;        • Didier Clerc for Japanese&lt;/span&gt;&lt;/p&gt;
+&lt;p style=&quot; margin-top:0px; margin-bottom:0px; margin-left:0px; margin-right:0px; -qt-block-indent:0; text-indent:0px;&quot;&gt;&lt;span style=&quot; font-family:'Cantarell'; font-size:11pt;&quot;&gt;        • Faraniaina Domoina Rabarijaona for Malagasy&lt;/span&gt;&lt;/p&gt;
+&lt;p style=&quot; margin-top:0px; margin-bottom:0px; margin-left:0px; margin-right:0px; -qt-block-indent:0; text-indent:0px;&quot;&gt;&lt;span style=&quot; font-family:'Cantarell'; font-size:11pt;&quot;&gt;        • Patricia Fisch and César Marques for Portuguese&lt;/span&gt;&lt;/p&gt;
+&lt;p style=&quot; margin-top:0px; margin-bottom:0px; margin-left:0px; margin-right:0px; -qt-block-indent:0; text-indent:0px;&quot;&gt;&lt;span style=&quot; font-family:'Cantarell'; font-size:11pt;&quot;&gt;        • Ilia Ryabokon for Russian&lt;/span&gt;&lt;/p&gt;
+&lt;p style=&quot; margin-top:0px; margin-bottom:0px; margin-left:0px; margin-right:0px; -qt-block-indent:0; text-indent:0px;&quot;&gt;&lt;span style=&quot; font-family:'Cantarell'; font-size:11pt;&quot;&gt;        • Anki Chen for Traditional Chinese&lt;/span&gt;&lt;/p&gt;
+&lt;p style=&quot; margin-top:0px; margin-bottom:0px; margin-left:0px; margin-right:0px; -qt-block-indent:0; text-indent:0px;&quot;&gt;&lt;span style=&quot; font-family:'Cantarell'; font-size:11pt;&quot;&gt;        • Jaroslav Ryník for Slovak&lt;/span&gt;&lt;/p&gt;
+&lt;p style=&quot; margin-top:0px; margin-bottom:0px; margin-left:0px; margin-right:0px; -qt-block-indent:0; text-indent:0px;&quot;&gt;&lt;span style=&quot; font-family:'Cantarell'; font-size:11pt;&quot;&gt;        • Dorian Fuentes and Juan José Gutiérrez Aparicio for Spanish&lt;/span&gt;&lt;/p&gt;
+&lt;p style=&quot; margin-top:0px; margin-bottom:0px; margin-left:0px; margin-right:0px; -qt-block-indent:0; text-indent:0px;&quot;&gt;&lt;span style=&quot; font-family:'Cantarell'; font-size:11pt;&quot;&gt;        • Ferhat Ozkasgarli for Turkish&lt;/span&gt;&lt;/p&gt;
+&lt;p style=&quot; margin-top:0px; margin-bottom:0px; margin-left:0px; margin-right:0px; -qt-block-indent:0; text-indent:0px;&quot;&gt;&lt;span style=&quot; font-family:'Cantarell'; font-size:11pt;&quot;&gt;        • Ana Feito and Enrique Fernandez for Galician&lt;/span&gt;&lt;/p&gt;&lt;/body&gt;&lt;/html&gt;</string>
          </property>
         </widget>
        </item>
```
Left out of the diff: 8 changed lines with no effect on the pictures. The commit also changes 3 other files.
